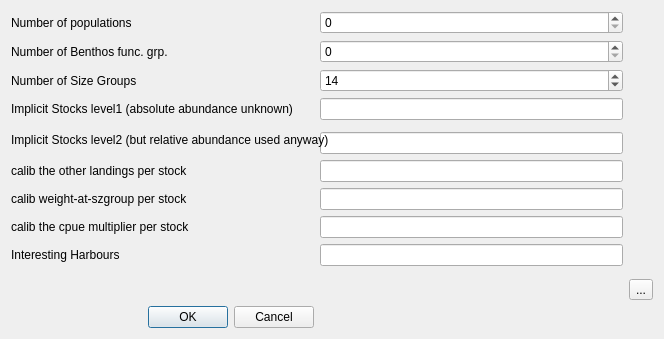
Above: qtgui/configdialog.ui from frabas/DISPLACE_GUI before the change. Below: the same form after it.
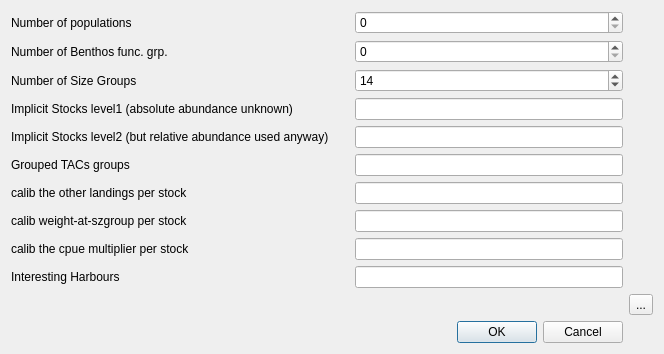
That is the form after the change. Icons and pictures are not drawn.

Commit message: Adding an entry point for a groupedTACs option

```diff
--- a/qtgui/configdialog.ui
+++ b/qtgui/configdialog.ui
@@ -7,13 +7,65 @@
     <x>0</x>
     <y>0</y>
     <width>664</width>
-    <height>339</height>
+    <height>329</height>
    </rect>
   </property>
   <property name="windowTitle">
    <string>Configuration</string>
   </property>
   <layout class="QGridLayout" name="gridLayout">
+   <item row="10" column="3">
+    <widget class="QToolButton" name="readFromTree">
+     <property name="text">
+      <string>...</string>
+     </property>
+     <property name="icon">
+      <iconset resource="qtgui.qrc">
+       <normaloff>:/icons/database.png</normaloff>:/icons/database.png</iconset>
+     </property>
+    </widget>
+   </item>
+   <item row="7" column="0">
+    <widget class="QLabel" name="label_5">
+     <property name="text">
+      <string>calib weight-at-szgroup per stock</string>
+     </property>
+    </widget>
+   </item>
+   <item row="3" column="0">
+    <widget class="QLabel" name="label_3">
+     <property name="text">
+      <string>Implicit Stocks level1 (absolute abundance unknown)</string>
+     </property>
+    </widget>
+   </item>
+   <item row="1" column="2">
+    <widget class="QSpinBox" name="nbbenthospops"/>
+   </item>
+   <item row="4" column="0">
+    <widget class="QLabel" name="label_9">
+     <property name="text">
+      <string>Implicit Stocks level2 (but relative abundance used anyway)</string>
+     </property>
+    </widget>
+   </item>
+   <item row="6" column="0">
+    <widget class="QLabel" name="label_4">
+     <property name="text">
+      <string>calib the other landings per stock</string>
+     </property>
+    </widget>
+   </item>
+   <item row="2" column="2">
+    <widget class="QSpinBox" name="szGroups">
+     <property name="minimum">
+      <number>1</number>
+     </property>
+     <property name="value">
+      <number>14</number>
+     </property>
+    </widget>
+   </item>
    <item row="1" column="0">
     <widget class="QLabel" name="label_8">
      <property name="text">
@@ -21,9 +73,6 @@
      </property>
     </widget>
    </item>
-   <item row="0" column="1">
-    <widget class="QSpinBox" name="nbpops"/>
-   </item>
    <item row="0" column="0">
     <widget class="QLabel" name="label">
      <property name="text">
@@ -31,32 +80,11 @@
      </property>
     </widget>
    </item>
-   <item row="2" column="1">
-    <widget class="QSpinBox" name="szGroups">
-     <property name="minimum">
-      <number>1</number>
-     </property>
-     <property name="value">
-      <number>14</number>
-     </property>
-    </widget>
+   <item row="5" column="2">
+    <widget class="QLineEdit" name="m_grouped_tacs"/>
    </item>
-   <item row="1" column="1">
-    <widget class="QSpinBox" name="nbbenthospops"/>
-   </item>
-   <item row="2" column="0">
-    <widget class="QLabel" name="label_2">
-     <property name="text">
-      <string>Number of Size Groups</string>
-     </property>
-    </widget>
-   </item>
-   <item row="3" column="0">
-    <widget class="QLabel" name="label_3">
-     <property name="text">
-      <string>Implicit Stocks level1 (absolute abundance unknown)</string>
-     </property>
-    </widget>
+   <item row="8" column="2">
+    <widget class="QLineEdit" name="m_calib_cpue_multiplier"/>
    </item>
    <item row="8" column="0">
     <widget class="QLabel" name="label_6">
@@ -65,48 +93,46 @@
      </property>
     </widget>
    </item>
-   <item row="5" column="1">
-    <widget class="QLineEdit" name="m_implicit_pops_level2"/>
+   <item row="6" column="2">
+    <widget class="QLineEdit" name="m_calib_oth_landings"/>
    </item>
-   <item row="6" column="0">
-    <widget class="QLabel" name="label_4">
-     <property name="text">
-      <string>calib the other landings per stock</string>
-     </property>
-    </widget>
+   <item row="0" column="2">
+    <widget class="QSpinBox" name="nbpops"/>
    </item>
-   <item row="14" column="0">
-    <widget class="QDialogButtonBox" name="buttonBox">
-     <property name="orientation">
-      <enum>Qt::Horizontal</enum>
-     </property>
-     <property name="standardButtons">
-      <set>QDialogButtonBox::Cancel|QDialogButtonBox::Ok</set>
-     </property>
-    </widget>
-   </item>
-   <item row="4" column="0" rowspan="2" colspan="2">
-    <widget class="QLabel" name="label_9">
+   <item row="9" column="0">
+    <widget class="QLabel" name="label_7">
      <property name="text">
-      <string>Implicit Stocks level2 (but relative abundance used anyway)</string>
+      <string>Interesting Harbours</string>
      </property>
     </widget>
    </item>
-   <item row="3" column="1">
+   <item row="3" column="2">
     <widget class="QLineEdit" name="m_implicit_pops"/>
    </item>
-   <item row="12" column="2" rowspan="2">
-    <widget class="QToolButton" name="readFromTree">
+   <item row="9" column="2">
+    <widget class="QLineEdit" name="m_int_harbours"/>
+   </item>
+   <item row="5" column="0">
+    <widget class="QLabel" name="label_10">
      <property name="text">
-      <string>...</string>
+      <string>Grouped TACs groups</string>
      </property>
-     <property name="icon">
-      <iconset resource="qtgui.qrc">
-       <normaloff>:/icons/database.png</normaloff>:/icons/database.png</iconset>
+    </widget>
+   </item>
+   <item row="7" column="2">
+    <widget class="QLineEdit" name="m_calib_weight_at_szgroup"/>
+   </item>
+   <item row="2" column="0">
+    <widget class="QLabel" name="label_2">
+     <property name="text">
+      <string>Number of Size Groups</string>
      </property>
     </widget>
    </item>
-   <item row="11" column="0">
+   <item row="4" column="2">
+    <widget class="QLineEdit" name="m_implicit_pops_level2"/>
+   </item>
+   <item row="10" column="1">
     <spacer name="verticalSpacer">
      <property name="orientation">
       <enum>Qt::Vertical</enum>
@@ -119,32 +145,16 @@
      </property>
     </spacer>
    </item>
-   <item row="8" column="1">
-    <widget class="QLineEdit" name="m_calib_cpue_multiplier"/>
-   </item>
-   <item row="7" column="1">
-    <widget class="QLineEdit" name="m_calib_weight_at_szgroup"/>
-   </item>
-   <item row="7" column="0">
-    <widget class="QLabel" name="label_5">
-     <property name="text">
-      <string>calib weight-at-szgroup per stock</string>
+   <item row="11" column="2">
+    <widget class="QDialogButtonBox" name="buttonBox">
+     <property name="orientation">
+      <enum>Qt::Horizontal</enum>
      </property>
-    </widget>
-   </item>
-   <item row="6" column="1">
-    <widget class="QLineEdit" name="m_calib_oth_landings"/>
-   </item>
-   <item row="10" column="0">
-    <widget class="QLabel" name="label_7">
-     <property name="text">
-      <string>Interesting Harbours</string>
+     <property name="standardButtons">
+      <set>QDialogButtonBox::Cancel|QDialogButtonBox::Ok</set>
      </property>
     </widget>
    </item>
-   <item row="10" column="1">
-    <widget class="QLineEdit" name="m_int_harbours"/>
-   </item>
   </layout>
  </widget>
  <resources>
```
The commit also changes 13 other files.
